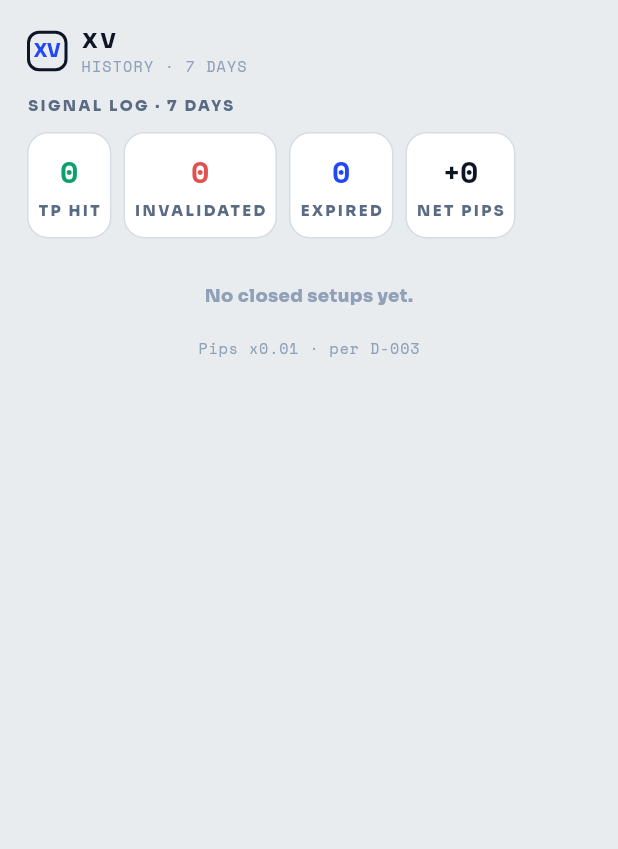
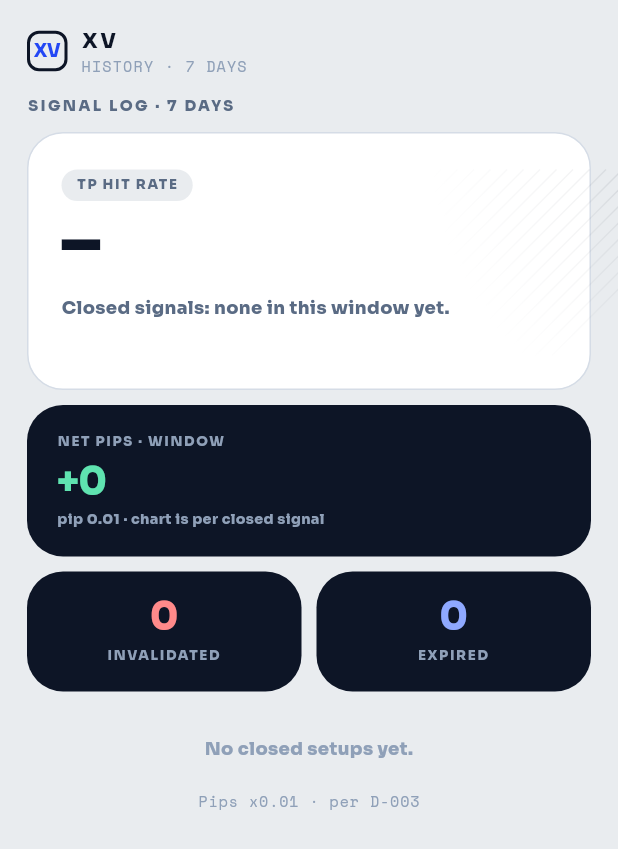
Before and after one commit to amworx/xau-vote, a Flutter app: the HistoryScreen widget shown alone on an empty page, opened directly, on a phone screen of 412 x 824 dp. Shown: the top 849 px of the screen. Run offline on Flutter 3.47's test engine with Material 3 defaults, Android fonts, the phone set to English and light mode, and no system bars; our stand-ins replace firebase_messaging, shared_preferences, skeletonizer, supabase_flutter; accounts and stored records are empty.

Commit message:
feat: stats bento on History, replacing the four-tile row
Design source: https://21st.dev/@uilayout.contact/components/stats-bento,
with geometry measured from its live preview rather than eyeballed.

Cards: a white hero carrying the TP hit rate, a dark growth card with the
window net and a per-signal line chart, and two dark count cards. Dark cards
use harborInk, which is the app's existing accent (Radar's day-move strip, the
Events guardrail bar), so this is the existing visual language given hierarchy
rather than a new one. Type is Sora throughout.

The reference's fourth card is a rating (4.9/5.0, G2 Peer Reviews). There is no
rating in this product, so no rating card exists - it would have to be invented.

Figures now derive from the log rows via a new HistoryStats value object:

- The old tiles printed hardcoded 9 / 3 / 2 while the rows above them held
  3 TP hits, 1 invalidated and 1 expired. The tiles contradicted the log.
- resolved counts CLOSED outcomes only. A developing setup is open and a null
  status is the engine correctly holding; either would understate the rate.
- An empty log renders a dash, never 0%, which would read as a result.
- The hero caption always carries the denominator, because a bare percentage
  over a trade log invites being read as the chance the next trade wins.
- pipSizeLabel is passed in rather than derived from pipFactor: convention B has
  the LARGER factor (100) and the SMALLER pip (0.01), so inferring it silently
  inverts every figure.

The offline net stays MockFixtures.historyNetPipsPoints - a recorded 7-day
total, not the row sum - so the card labels it WINDOW and the chart PER CLOSED
SIGNAL. The two measure different things and say so.

Also removes the FittedBox(scaleDown) that only existed because INVALIDATED is
wider than a quarter of the page; stacking does not need text shrunk to fit.

```diff
--- a/src/app/lib/screens/history_screen.dart
+++ b/src/app/lib/screens/history_screen.dart
@@ -29,6 +29,7 @@ import '../models/display_models.dart';
 import '../state/app_state.dart';
 import '../theme.dart';
 import '../widgets/harbor_widgets.dart';
+import '../widgets/stats_bento.dart';
 
 class HistoryScreen extends StatelessWidget {
   const HistoryScreen({super.key});
@@ -67,7 +68,15 @@ class HistoryScreen extends StatelessWidget {
           child: HarborEyebrow('Signal log · 7 days'),
         ),
         const SizedBox(height: 11),
-        _StatHeader(pipFactor: pipFactor, entries: entries, live: live != null),
+        _StatHeader(
+          pipFactor: pipFactor,
+          // Passed in rather than re-derived from pipFactor: convention B has
+          // the LARGER factor (100) and the SMALLER pip (0.01), so guessing the
+          // label from the factor silently inverts it.
+          pipSizeLabel: convention.pipSizeLabel,
+          entries: entries,
+          live: live != null,
+        ),
         const SizedBox(height: 11),
         if (entries.isEmpty)
           // Distinguish "not loaded yet" from "genuinely nothing": a skeleton
@@ -97,84 +106,168 @@ class HistoryScreen extends StatelessWidget {
   }
 }
 
-/// Wins / losses / TP distribution as four [HarborStat] tiles.
+/// The closed-setup figures the bento shows, derived once from the log rows.
 ///
-/// The row is wrapped in a scale-to-fit box because the longest eyebrow
-/// (`INVALIDATED`) is wider than a quarter of a 390px page — HTML lets that
-/// overflow silently, a Flutter `Row` would either wrap the label or clip it.
-/// One uniform scale keeps all four tiles the same height and the labels on
-/// a single line.
-///
-/// Offline the tiles are the recorded window totals (fixtures). Live there is
-/// no recorded total to show, so every figure is derived from the rows the
-/// poller actually returned — including the net, which is the sum of their
-/// closed outcomes.
-class _StatHeader extends StatelessWidget {
-  const _StatHeader({
-    required this.pipFactor,
-    required this.entries,
-    required this.live,
+/// Extracted from the widget so the arithmetic can be tested directly. Every
+/// number here traces to a row on this screen, with one deliberate exception:
+/// offline the window NET is [MockFixtures.historyNetPipsPoints], a recorded
+/// total covering every closed setup in the 7-day window rather than a
+/// re-derivation of the rows displayed. [netIsWindowTotal] records that, and
+/// the card says so in words.
+@immutable
+class HistoryStats {
+  const HistoryStats({
+    required this.tpHits,
+    required this.invalidated,
+    required this.expired,
+    required this.resolved,
+    required this.netPips,
+    required this.series,
+    required this.netIsWindowTotal,
   });
 
-  /// Points per pip for the active [PipConvention]; the tiles scale with the
-  /// log rows.
-  final int pipFactor;
-
-  final List<DisplayHistoryEntry> entries;
-
-  final bool live;
-
   /// Statuses that count as a target hit (spec §14).
-  static const _hits = {
+  static const hits = {
     DisplayStatus.tp1Hit,
     DisplayStatus.tp2Hit,
     DisplayStatus.tp3Hit,
   };
 
-  int _count(Set<DisplayStatus> statuses) =>
-      entries.where((e) => statuses.contains(e.status)).length;
+  factory HistoryStats.from(
+    List<DisplayHistoryEntry> entries, {
+    required int pipFactor,
+    required bool live,
+  }) {
+    int count(Set<DisplayStatus> statuses) =>
+        entries.where((e) => statuses.contains(e.status)).length;
+
+    final tpHits = count(hits);
+    final invalidated = count({DisplayStatus.invalidated});
+    final expired = count({DisplayStatus.expired});
+
+    // "Resolved" is a CLOSED outcome only. A `developing` setup is still open
+    // and a `null` status is the engine correctly holding; counting either
+    // would put open trades in the denominator and understate the rate.
+    final resolved = tpHits + invalidated + expired;
+
+    return HistoryStats(
+      tpHits: tpHits,
+      invalidated: invalidated,
+      expired: expired,
+      resolved: resolved,
+      netPips: pipsFromPoints(
+        live
+            ? entries.fold<double>(0, (sum, e) => sum + e.pipsPoints)
+            : MockFixtures.historyNetPipsPoints,
+        pipFactor: pipFactor,
+      ),
+      // Rows arrive newest first; the chart reads left to right in time.
+      series: entries.reversed
+          .map((e) => pipsFromPoints(e.pipsPoints, pipFactor: pipFactor))
+          .map((p) => p.toDouble())
+          .toList(growable: false),
+      netIsWindowTotal: !live,
+    );
+  }
+
+  final int tpHits;
+  final int invalidated;
+  final int expired;
+
+  /// Closed outcomes only — see the factory.
+  final int resolved;
+
+  final int netPips;
+
+  /// Per-signal pips, oldest first. Not the same thing as [netPips] offline.
+  final List<double> series;
+
+  final bool netIsWindowTotal;
+
+  /// Null when nothing is resolved, so an empty log renders no percentage
+  /// rather than a confident 0%.
+  int? get hitRatePercent => resolved == 0 ? null : (tpHits / resolved * 100).round();
+}
+
+/// The closed-setup summary as a bento: one dominant hit-rate figure, the
+/// window net with a per-signal series, and the two failure counts.
+///
+/// This also replaces a `FittedBox(scaleDown)` that existed only because
+/// `INVALIDATED` is wider than a quarter of the page — stacking removes the
+/// need to shrink text to fit.
+class _StatHeader extends StatelessWidget {
+  const _StatHeader({
+    required this.pipFactor,
+    required this.pipSizeLabel,
+    required this.entries,
+    required this.live,
+  });
+
+  final int pipFactor;
+
+  /// The active convention's pip size, e.g. `0.01`.
+  final String pipSizeLabel;
+  final List<DisplayHistoryEntry> entries;
+  final bool live;
 
   @override
   Widget build(BuildContext context) {
-    final tpHits = _count(_hits);
-    final invalidated = _count({DisplayStatus.invalidated});
-    final expired = _count({DisplayStatus.expired});
-    final net = pipsFromPoints(
-      live
-          ? entries.fold<double>(0, (sum, e) => sum + e.pipsPoints)
-          : MockFixtures.historyNetPipsPoints,
+    final s = HistoryStats.from(
+      entries,
       pipFactor: pipFactor,
+      live: live,
     );
-    return Padding(
-      padding: const EdgeInsets.symmetric(horizontal: 18),
-      child: FittedBox(
-        fit: BoxFit.scaleDown,
-        alignment: Alignment.topLeft,
-        child: Row(
-          mainAxisSize: MainAxisSize.min,
+    final net = s.netPips;
+    final rate = s.hitRatePercent;
+
+    return StatsBento(
+      children: [
+        StatsHero(
+          badge: 'TP hit rate',
+          // No denominator, no percentage: an empty log must not read as 0%.
+          figure: rate?.toString() ?? '–',
+          suffix: rate == null ? '' : '%',
+          caption: s.resolved == 0
+              ? 'Closed signals: none in this window yet.'
+              : 'Closed signals: ${s.tpHits} of ${s.resolved} hit a TP. '
+                  'Open setups excluded.',
+        ),
+        StatsGrowth(
+          eyebrow: s.netIsWindowTotal ? 'Net pips · 7-day window' : 'Net pips · window',
+          value: net >= 0 ? '+$net' : '$net',
+          sub: 'pip $pipSizeLabel · chart is per closed signal',
+          valueColor: net >= 0 ? const Color(0xFF5FE3B0) : harborShort,
+          chart: PipsLineChart(
+            values: s.series,
+            semanticsLabel: s.series.isEmpty
+                ? null
+                : 'Pips per closed signal, oldest to newest. '
+                    'Net $net over the window.',
+          ),
+        ),
+        Row(
+          // NOT `stretch`: this sits in a scrolling list, so the Row's height is
+          // unbounded and stretch would throw. Both cards carry the same min
+          // height instead, so they stay level without measuring twice.
           children: [
-            HarborStat(
-              value: live ? '$tpHits' : '9',
-              label: 'TP HIT',
-              valueColor: harborLong,
+            Expanded(
+              child: StatsNumber(
+                value: '${s.invalidated}',
+                label: 'Invalidated',
+                valueColor: const Color(0xFFFF8A8A),
+              ),
             ),
-            const SizedBox(width: 8),
-            HarborStat(
-              value: live ? '$invalidated' : '3',
-              label: 'INVALIDATED',
-              valueColor: harborShort,
+            const SizedBox(width: 10),
+            Expanded(
+              child: StatsNumber(
+                value: '${s.expired}',
+                label: 'Expired',
+                valueColor: const Color(0xFF8FA9FF),
+              ),
             ),
-            const SizedBox(width: 8),
-            HarborStat(
-              value: live ? '$expired' : '2',
-              label: 'EXPIRED',
-              valueColor: harborCobalt,
-            ),
-            const SizedBox(width: 8),
-            HarborStat(value: '+$net', label: 'NET PIPS'),
           ],
         ),
-      ),
+      ],
     );
   }
 }
--- /dev/null
+++ b/src/app/lib/widgets/stats_bento.dart
@@ -0,0 +1,475 @@
+/// Stats bento — a hero figure plus three supporting cards.
+///
+/// Design source: https://21st.dev/@uilayout.contact/components/stats-bento
+///
+/// Geometry is measured from that component's live preview in a browser rather
+/// than eyeballed: `rounded-3xl` (24px) cards, a `p-10` hero carrying a 60px
+/// figure under a pill badge, a `p-8` growth card with a series to its right,
+/// and centred `p-6` number cards. The diagonal hatch on the hero is the
+/// reference's own `repeating-linear-gradient`.
+///
+/// The reference's fourth card is a rating ("4.9 / 5.0", "G2 Peer Reviews").
+/// There is no rating anywhere in this product, so no rating card exists here —
+/// it would have to be invented, which product rule 2 forbids.
+///
+/// Palette note: the reference's dark preview is close to what this app already
+/// does. `harborInk` cards are the app's existing accent (the Radar day-move
+/// strip, the Events guardrail bar), so the dark supporting cards are native
+/// rather than a new visual language.
+library;
+
+import 'dart:math' as math;
+
+import 'package:flutter/material.dart';
+
+import '../theme.dart';
+
+/// Every radius in the bento, so the four cards read as one set.
+const _radius = 24.0;
+
+/// Caps eyebrow used on every card.
+const _eyebrow = TextStyle(
+  fontFamily: 'Sora',
+  fontSize: 9,
+  fontWeight: FontWeight.w700,
+  letterSpacing: 1.1,
+);
+
+class StatsBento extends StatelessWidget {
+  const StatsBento({super.key, required this.children});
+
+  final List<Widget> children;
+
+  @override
+  Widget build(BuildContext context) => Padding(
+        padding: const EdgeInsets.symmetric(horizontal: 18),
+        child: Column(
+          crossAxisAlignment: CrossAxisAlignment.stretch,
+          children: [
+            for (var i = 0; i < children.length; i++) ...[
+              if (i > 0) const SizedBox(height: 10),
+              children[i],
+            ],
+          ],
+        ),
+      );
+}
+
+/// The dominant figure: a badge, one very large number and a caption that must
+/// carry the denominator.
+///
+/// The caption is not decoration. A bare percentage next to a trade log reads
+/// as "this is the chance this next trade wins", which product rule 4 forbids
+/// (consensus is agreement, not probability) and which would be a fabrication
+/// about the future. Whatever the hero shows, the caption has to say what it
+/// was measured over.
+class StatsHero extends StatelessWidget {
+  const StatsHero({
+    super.key,
+    required this.badge,
+    required this.figure,
+    required this.suffix,
+    required this.caption,
+  });
+
+  final String badge;
+
+  /// The headline number, already formatted. Empty renders nothing rather than
+  /// a placeholder, so an absent measurement is never shown as a zero.
+  final String figure;
+
+  /// A trailing unit such as `%`, shown smaller and dimmer.
+  final String suffix;
+  final String caption;
+
+  @override
+  Widget build(BuildContext context) {
+    return Container(
+      constraints: const BoxConstraints(minHeight: 172),
+      padding: const EdgeInsets.fromLTRB(22, 24, 22, 22),
+      decoration: BoxDecoration(
+        color: Colors.white,
+        borderRadius: BorderRadius.circular(_radius),
+        border: Border.all(color: harborLine),
+      ),
+      child: Stack(
+        children: [
+          // Hatch: painted as a repeating gradient strip, which is how the
+          // reference does it, and masked by a radial fade.
+          Positioned.fill(
+            child: CustomPaint(painter: _HatchPainter()),
+          ),
+          Column(
+            crossAxisAlignment: CrossAxisAlignment.start,
+            mainAxisAlignment: MainAxisAlignment.spaceBetween,
+            children: [
+              Container(
+                padding: const EdgeInsets.symmetric(horizontal: 10, vertical: 4),
+                decoration: BoxDecoration(
+                  color: harborMist,
+                  borderRadius: BorderRadius.circular(999),
+                ),
+                child: Text(
+                  badge.toUpperCase(),
+                  style: _eyebrow.copyWith(color: harborDim),
+                ),
+              ),
+              Column(
+                crossAxisAlignment: CrossAxisAlignment.start,
+                children: [
+                  // Two Texts rather than one Text.rich: a rich span reports `style == null`, so
+                  // anything measuring the widget paints it with the ambient
+                  // DefaultTextStyle and reads the 52px figure as a wrapped line.
+                  Row(
+                    crossAxisAlignment: CrossAxisAlignment.baseline,
+                    textBaseline: TextBaseline.alphabetic,
+                    children: [
+                      Text(
+                        figure,
+                        style: const TextStyle(
+                          fontFamily: 'Sora',
+                          fontSize: 52,
+                          fontWeight: FontWeight.w600,
+                          letterSpacing: -1.8,
+                          color: harborInk,
+                          height: 1,
+                        ),
+                      ),
+                      if (suffix.isNotEmpty)
+                        Text(
+                          suffix,
+                          style: const TextStyle(
+                            fontFamily: 'Sora',
+                            fontSize: 19,
+                            fontWeight: FontWeight.w600,
+                            color: harborFaint,
+                          ),
+                        ),
+                    ],
+                  ),
+                  const SizedBox(height: 10),
+                  ConstrainedBox(
+                    constraints: const BoxConstraints(maxWidth: 280),
+                    child: Text(
+                      caption,
+                      style: const TextStyle(
+                        fontFamily: 'Sora',
+                        fontSize: 12,
+                        height: 1.5,
+                        color: harborDim,
+                      ),
+                    ),
+                  ),
+                ],
+              ),
+            ],
+          ),
+        ],
+      ),
+    );
+  }
+}
+
+/// The reference's `repeating-linear-gradient(45deg, ...)`, drawn directly.
+///
+/// Faded towards the leading edge with a radial shader, which is what the
+/// approved prototype does with a CSS mask. Without the fade the hatch is
+/// uniform, sits on top of the caption and reads as a rendering fault rather
+/// than a texture.
+class _HatchPainter extends CustomPainter {
+  @override
+  void paint(Canvas canvas, Size size) {
+    final rect = Offset.zero & size;
+    final paint = Paint()
+      ..strokeWidth = 1
+      ..style = PaintingStyle.stroke
+      ..shader = RadialGradient(
+        center: const Alignment(1.6, -1.2),
+        radius: 1.5,
+        colors: [
+          harborInk.withValues(alpha: 0.16),
+          harborInk.withValues(alpha: 0.05),
+          harborInk.withValues(alpha: 0.0),
+        ],
+        stops: const [0, 0.45, 1],
+      ).createShader(rect);
+
+    const step = 11.0;
+    for (var x = -size.height; x < size.width; x += step) {
+      canvas.drawLine(
+        Offset(x, size.height),
+        Offset(x + size.height, 0),
+        paint,
+      );
+    }
+  }
+
+  @override
+  bool shouldRepaint(covariant _HatchPainter oldDelegate) => false;
+}
+
+/// A dark card carrying one figure and, optionally, a series to its right.
+class StatsGrowth extends StatelessWidget {
+  const StatsGrowth({
+    super.key,
+    required this.eyebrow,
+    required this.value,
+    required this.sub,
+    this.chart,
+    this.valueColor,
+  });
+
+  final String eyebrow;
+  final String value;
+
+  /// Says what the figure is measured over, and — when a chart is present —
+  /// that the chart is a per-item series rather than the total above.
+  final String sub;
+  final Widget? chart;
+  final Color? valueColor;
+
+  @override
+  Widget build(BuildContext context) => Container(
+        padding: const EdgeInsets.symmetric(horizontal: 20, vertical: 18),
+        decoration: BoxDecoration(
+          color: harborInk,
+          borderRadius: BorderRadius.circular(_radius),
+        ),
+        child: Row(
+          children: [
+            Expanded(
+              child: Column(
+                crossAxisAlignment: CrossAxisAlignment.start,
+                mainAxisSize: MainAxisSize.min,
+                children: [
+                  Text(
+                    eyebrow.toUpperCase(),
+                    style: _eyebrow.copyWith(color: harborFaint),
+                  ),
+                  const SizedBox(height: 7),
+                  Text(
+                    value,
+                    style: TextStyle(
+                      fontFamily: 'Sora',
+                      fontSize: 25,
+                      fontWeight: FontWeight.w600,
+                      letterSpacing: -0.5,
+                      height: 1,
+                      color: valueColor ?? const Color(0xFF5FE3B0),
+                    ),
+                  ),
+                  const SizedBox(height: 6),
+                  Text(
+                    sub,
+                    style: const TextStyle(
+                      fontFamily: 'Sora',
+                      fontSize: 9.5,
+                      color: harborFaint,
+                    ),
+                  ),
+                ],
+              ),
+            ),
+            if (chart != null) ...[const SizedBox(width: 12), chart!],
+          ],
+        ),
+      );
+}
+
+/// A dark card with one centred figure.
+class StatsNumber extends StatelessWidget {
+  const StatsNumber({
+    super.key,
+    required this.value,
+    required this.label,
+    required this.valueColor,
+  });
+
+  final String value;
+  final String label;
+  final Color valueColor;
+
+  @override
+  Widget build(BuildContext context) => Container(
+        // A shared min height rather than `CrossAxisAlignment.stretch` on the
+        // parent Row: this lives inside a scrolling list, where the Row's height
+        // is unbounded and stretch throws. Both cards get the same floor, so a
+        // one-word label wrapping on one side cannot unlevel the pair.
+        constraints: const BoxConstraints(minHeight: 78),
+        padding: const EdgeInsets.symmetric(vertical: 17),
+        decoration: BoxDecoration(
+          color: harborInk,
+          borderRadius: BorderRadius.circular(_radius),
+        ),
+        child: Column(
+          mainAxisSize: MainAxisSize.min,
+          children: [
+            Text(
+              value,
+              style: TextStyle(
+                fontFamily: 'Sora',
+                fontSize: 25,
+                fontWeight: FontWeight.w600,
+                letterSpacing: -0.5,
+                height: 1,
+                color: valueColor,
+              ),
+            ),
+            const SizedBox(height: 8),
+            Text(
+              label.toUpperCase(),
+              textAlign: TextAlign.center,
+              style: _eyebrow.copyWith(color: harborFaint),
+            ),
+          ],
+        ),
+      );
+}
+
+/// A line chart of one series, with a dashed zero baseline.
+///
+/// A line rather than bars, because the series is a trend across closed
+/// signals and bars implied a magnitude comparison the axis was too small to
+/// support. The zero baseline is the important part: pips go negative, and
+/// without it a losing run is invisible.
+///
+/// Negative points are ringed in red so a bad stretch reads at a glance, and
+/// the final point is emphasised to mark "current". Values are drawn from
+/// [values] only — the chart never invents a point.
+class PipsLineChart extends StatelessWidget {
+  const PipsLineChart({
+    super.key,
+    required this.values,
+    this.size = const Size(124, 54),
+    this.semanticsLabel,
+  });
+
+  /// Oldest to newest. May be empty, in which case nothing is drawn.
+  final List<double> values;
+  final Size size;
+  final String? semanticsLabel;
+
+  @override
+  Widget build(BuildContext context) {
+    if (values.length < 2) return SizedBox.fromSize(size: size);
+    return Semantics(
+      label: semanticsLabel,
+      image: true,
+      child: SizedBox.fromSize(
+        size: size,
+        child: CustomPaint(painter: _PipsChartPainter(values)),
+      ),
+    );
+  }
+}
+
+class _PipsChartPainter extends CustomPainter {
+  _PipsChartPainter(this.values);
+
+  final List<double> values;
+
+  static const _padX = 3.0;
+  static const _padTop = 7.0;
+  static const _padBottom = 7.0;
+  static const _positive = Color(0xFF5FE3B0);
+  static const _negative = Color(0xFFFF8A8A);
+
+  @override
+  void paint(Canvas canvas, Size size) {
+    // Include 0 in the domain so the baseline is always on-screen, and pad the
+    // range slightly so the extremes are not flush against the edge.
+    var lo = math.min(values.reduce(math.min), 0);
+    var hi = values.reduce(math.max);
+    if (hi - lo < 0.001) {
+      lo -= 1;
+      hi += 1;
+    }
+    final pad = (hi - lo) * 0.12;
+    lo -= pad;
+    hi += pad;
+    final span = hi - lo;
+
+    double x(int i) => _padX + i * (size.width - _padX * 2) / (values.length - 1);
+    double y(double v) =>
+        _padTop + (hi - v) * (size.height - _padTop - _padBottom) / span;
+
+    final zeroY = y(0);
+
+    // Zero baseline.
+    final base = Paint()
+      ..color = harborDim.withValues(alpha: 0.45)
+      ..strokeWidth = 1;
+    // Dashed by hand: a 1px dash pattern is all that is available here without
+    // pulling in a dependency, and `Path..dash` is not available on Paint.
+    const dash = 2.0;
+    const gap = 3.0;
+    for (var dx = _padX; dx < size.width - _padX; dx += dash + gap) {
+      canvas.drawLine(
+        Offset(dx, zeroY),
+        Offset(math.min(dx + dash, size.width - _padX), zeroY),
+        base,
+      );
+    }
+
+    final points = <Offset>[
+      for (var i = 0; i < values.length; i++) Offset(x(i), y(values[i])),
+    ];
+
+    // Area under the curve, clipped at the baseline so a negative dip does not
+    // paint above it.
+    final line = _smoothPath(points);
+    final area = Path.from(line)
+      ..lineTo(points.last.dx, zeroY)
+      ..lineTo(points.first.dx, zeroY)
+      ..close();
+    canvas.save();
+    canvas.clipRect(Rect.fromLTRB(0, math.min(zeroY, size.height), size.width, math.max(zeroY, 0)));
+    canvas.drawPath(
+      area,
+      Paint()
+        ..shader = const LinearGradient(
+          begin: Alignment.topCenter,
+          end: Alignment.bottomCenter,
+          colors: [Color(0x425FE3B0), Color(0x005FE3B0)],
+        ).createShader(Rect.fromLTWH(0, 0, size.width, size.height)),
+    );
+    canvas.restore();
+
+    canvas.drawPath(
+      line,
+      Paint()
+        ..color = _positive
+        ..style = PaintingStyle.stroke
+        ..strokeWidth = 2
+        ..strokeCap = StrokeCap.round
+        ..strokeJoin = StrokeJoin.round,
+    );
+
+    // Negative points ringed in red.
+    for (var i = 0; i < values.length; i++) {
+      if (values[i] >= 0) continue;
+      canvas.drawCircle(points[i], 2.6, Paint()..color = _negative);
+    }
+
+    // Current value: solid dot with a soft halo.
+    final last = points.last;
+    canvas.drawCircle(last, 6, Paint()..color = _positive.withValues(alpha: 0.22));
+    canvas.drawCircle(last, 3.4, Paint()..color = _positive);
+  }
+
+  /// A gentle curve through the points: a pips series is a trend, not a set of
+  /// spikes, so a polyline reads as noise it does not contain.
+  Path _smoothPath(List<Offset> pts) {
+    final path = Path()..moveTo(pts.first.dx, pts.first.dy);
+    for (var i = 1; i < pts.length; i++) {
+      final p = pts[i - 1];
+      final c = pts[i];
+      final mid = (p.dx + c.dx) / 2;
+      path.cubicTo(mid, p.dy, mid, c.dy, c.dx, c.dy);
+    }
+    return path;
+  }
+
+  @override
+  bool shouldRepaint(covariant _PipsChartPainter old) => old.values != values;
+}
```
Also changed, not shown: 2 other files.
